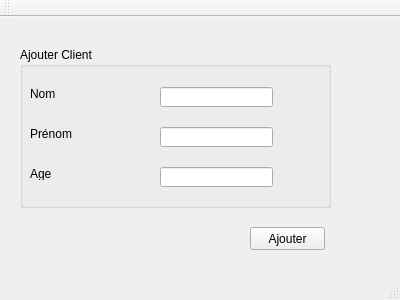
The window that mainwindow.ui (neffatimohamedsaid7/projetQT) describes before a commit, drawn with Qt 5.
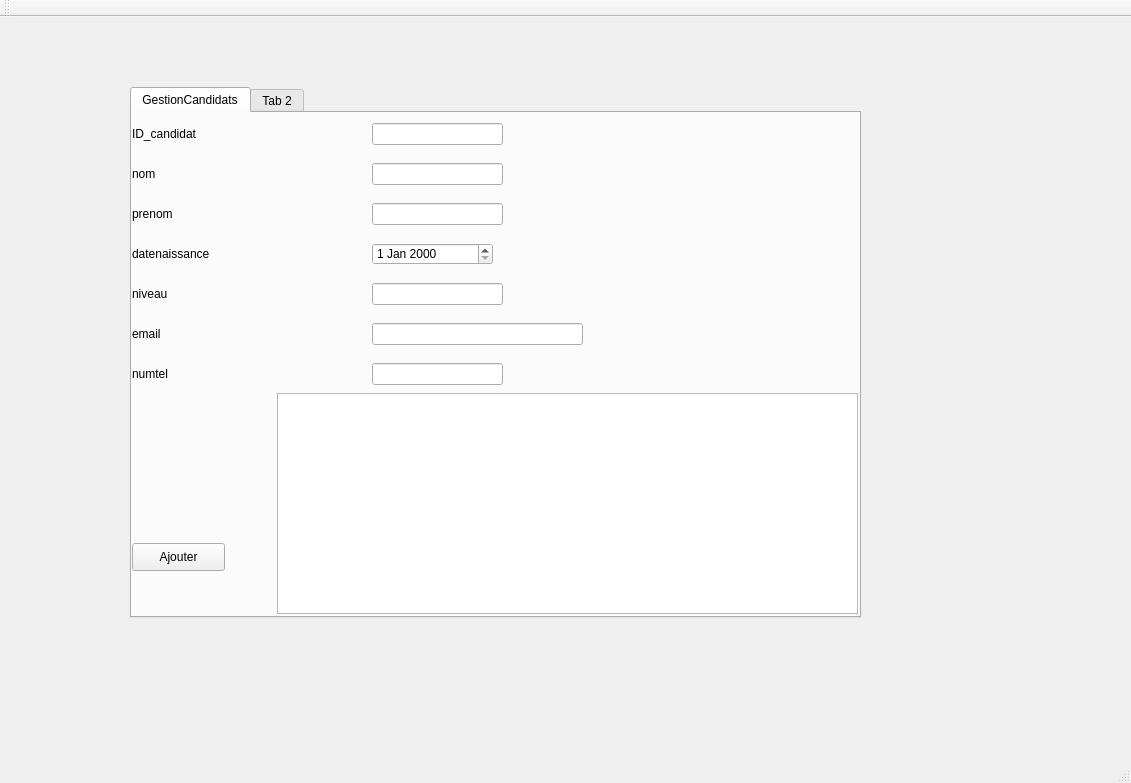
The same window after the commit.

Commit message: ajouter et afficher CANDIDATS

What changed in the file:
```diff
--- a/mainwindow.ui
+++ b/mainwindow.ui
@@ -6,109 +6,218 @@
    <rect>
     <x>0</x>
     <y>0</y>
-    <width>400</width>
-    <height>300</height>
+    <width>1131</width>
+    <height>783</height>
    </rect>
   </property>
   <property name="windowTitle">
    <string>Gestion des Clients</string>
   </property>
   <widget class="QWidget" name="centralWidget">
-   <widget class="QGroupBox" name="groupBox">
+   <widget class="QTabWidget" name="tabWidget">
     <property name="geometry">
      <rect>
-      <x>20</x>
-      <y>30</y>
-      <width>311</width>
-      <height>161</height>
+      <x>130</x>
+      <y>70</y>
+      <width>731</width>
+      <height>531</height>
      </rect>
     </property>
-    <property name="title">
-     <string>Ajouter Client</string>
-    </property>
+    <widget class="QWidget" name="tab">
+     <attribute name="title">
+      <string>GestionCandidats</string>
+     </attribute>
     <widget class="QLabel" name="label">
      <property name="geometry">
       <rect>
-       <x>10</x>
-       <y>40</y>
-       <width>47</width>
-       <height>13</height>
+        <x>0</x>
+        <y>0</y>
+        <width>101</width>
+        <height>41</height>
       </rect>
      </property>
      <property name="text">
-      <string>Nom</string>
+       <string>ID_candidat</string>
      </property>
     </widget>
     <widget class="QLabel" name="label_2">
      <property name="geometry">
       <rect>
-       <x>10</x>
-       <y>80</y>
-       <width>47</width>
-       <height>13</height>
+        <x>0</x>
+        <y>40</y>
+        <width>101</width>
+        <height>41</height>
       </rect>
      </property>
      <property name="text">
-      <string>Prénom</string>
+       <string>nom</string>
      </property>
     </widget>
     <widget class="QLabel" name="label_3">
      <property name="geometry">
       <rect>
-       <x>10</x>
-       <y>120</y>
-       <width>47</width>
-       <height>13</height>
-      </rect>
-     </property>
-     <property name="text">
-      <string>Age</string>
-     </property>
-    </widget>
-    <widget class="QLineEdit" name="lineEdit">
-     <property name="geometry">
-      <rect>
-       <x>140</x>
-       <y>40</y>
-       <width>113</width>
-       <height>20</height>
-      </rect>
-     </property>
-    </widget>
-    <widget class="QLineEdit" name="lineEdit_2">
-     <property name="geometry">
-      <rect>
-       <x>140</x>
+        <x>0</x>
        <y>80</y>
-       <width>113</width>
-       <height>20</height>
-      </rect>
-     </property>
-    </widget>
-    <widget class="QLineEdit" name="lineEdit_3">
+        <width>101</width>
+        <height>41</height>
+       </rect>
+      </property>
+      <property name="text">
+       <string>prenom</string>
+      </property>
+     </widget>
+     <widget class="QLabel" name="label_4">
      <property name="geometry">
       <rect>
-       <x>140</x>
+        <x>0</x>
        <y>120</y>
-       <width>113</width>
-       <height>20</height>
-      </rect>
-     </property>
-    </widget>
-   </widget>
-   <widget class="QPushButton" name="pushButton">
+        <width>101</width>
+        <height>41</height>
+       </rect>
+      </property>
+      <property name="text">
+       <string>datenaissance</string>
+      </property>
+     </widget>
+     <widget class="QLabel" name="label_5">
+      <property name="geometry">
+       <rect>
+        <x>0</x>
+        <y>200</y>
+        <width>101</width>
+        <height>41</height>
+       </rect>
+      </property>
+      <property name="text">
+       <string>email</string>
+      </property>
+     </widget>
+     <widget class="QLabel" name="label_6">
     <property name="geometry">
      <rect>
-      <x>250</x>
+        <x>0</x>
+        <y>240</y>
+        <width>101</width>
+        <height>41</height>
+       </rect>
+      </property>
+      <property name="text">
+       <string>numtel</string>
+      </property>
+     </widget>
+     <widget class="QLineEdit" name="lineEdit_ID_candidat">
+      <property name="geometry">
+       <rect>
+        <x>240</x>
+        <y>10</y>
+        <width>131</width>
+        <height>22</height>
+       </rect>
+      </property>
+     </widget>
+     <widget class="QLineEdit" name="lineEdit_nom">
+      <property name="geometry">
+       <rect>
+        <x>240</x>
+        <y>50</y>
+        <width>131</width>
+        <height>22</height>
+       </rect>
+      </property>
+     </widget>
+     <widget class="QLineEdit" name="lineEdit_prenom">
+      <property name="geometry">
+       <rect>
+        <x>240</x>
+        <y>90</y>
+        <width>131</width>
+        <height>22</height>
+       </rect>
+      </property>
+     </widget>
+     <widget class="QLineEdit" name="lineEdit_niveau">
+      <property name="geometry">
+       <rect>
+        <x>240</x>
+        <y>170</y>
+        <width>131</width>
+        <height>22</height>
+       </rect>
+      </property>
+     </widget>
+     <widget class="QLineEdit" name="lineEdit_email">
+      <property name="geometry">
+       <rect>
+        <x>240</x>
       <y>210</y>
-      <width>75</width>
-      <height>23</height>
+        <width>211</width>
+        <height>22</height>
+       </rect>
+      </property>
+     </widget>
+     <widget class="QPushButton" name="pushButton_Ajouter">
+      <property name="geometry">
+       <rect>
+        <x>0</x>
+        <y>430</y>
+        <width>93</width>
+        <height>28</height>
      </rect>
     </property>
     <property name="text">
      <string>Ajouter</string>
     </property>
    </widget>
+     <widget class="QDateEdit" name="lineEdit_datenaissance">
+      <property name="geometry">
+       <rect>
+        <x>240</x>
+        <y>130</y>
+        <width>121</width>
+        <height>22</height>
+       </rect>
+      </property>
+     </widget>
+     <widget class="QLabel" name="label_7">
+      <property name="geometry">
+       <rect>
+        <x>0</x>
+        <y>160</y>
+        <width>101</width>
+        <height>41</height>
+       </rect>
+      </property>
+      <property name="text">
+       <string>niveau</string>
+      </property>
+     </widget>
+     <widget class="QLineEdit" name="lineEdit_numtel">
+      <property name="geometry">
+       <rect>
+        <x>240</x>
+        <y>250</y>
+        <width>131</width>
+        <height>22</height>
+       </rect>
+      </property>
+     </widget>
+     <widget class="QTableView" name="tableView_CANDIDATS">
+      <property name="geometry">
+       <rect>
+        <x>145</x>
+        <y>280</y>
+        <width>581</width>
+        <height>221</height>
+       </rect>
+      </property>
+     </widget>
+    </widget>
+    <widget class="QWidget" name="tab_2">
+     <attribute name="title">
+      <string>Tab 2</string>
+     </attribute>
+    </widget>
+   </widget>
   </widget>
   <widget class="QMenuBar" name="menuBar">
    <property name="geometry">
```
Left out of the diff: 4 changed lines with no effect on the pictures. Lines whose indentation alone changed are shown as unchanged. The commit also changes 9 other files.
